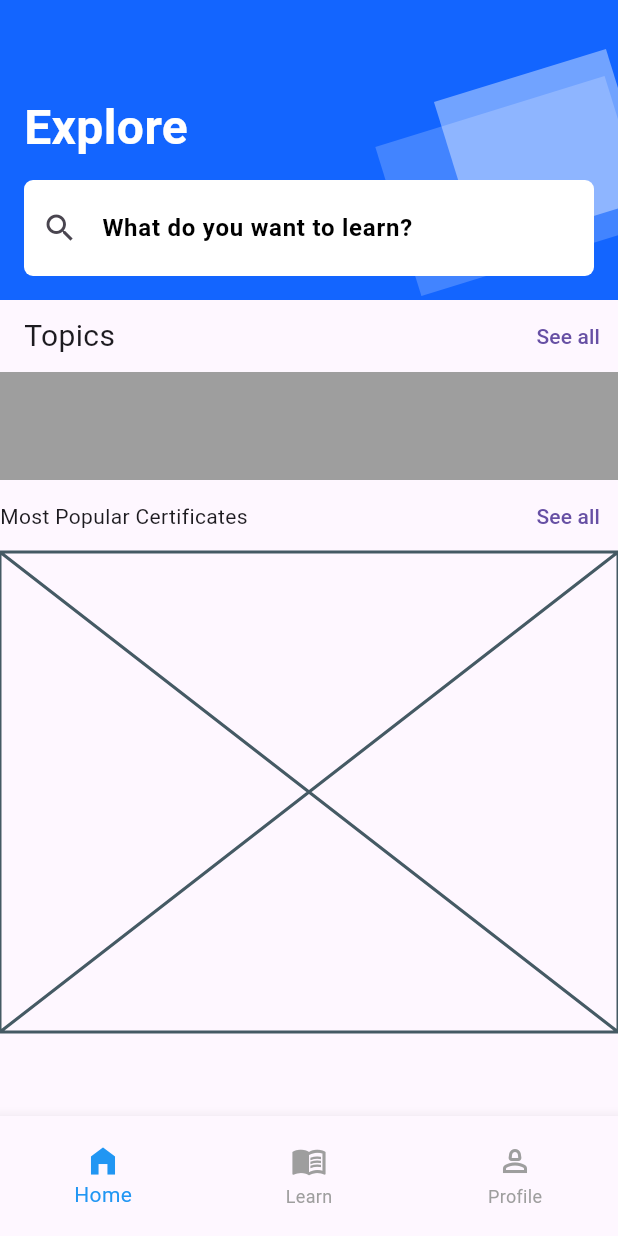
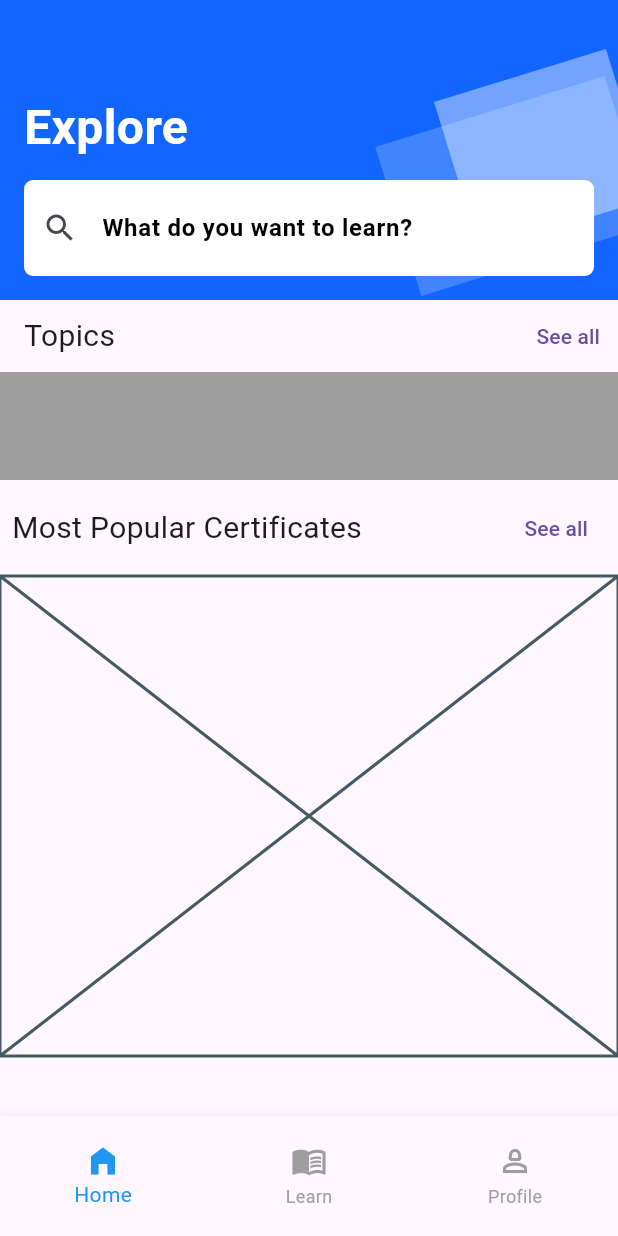
Before and after one commit to JAICHANGPARK/flutter_notebook_chapter_43, a Flutter app: the ELearningHomePage screen opened directly, on a phone screen of 412 x 824 dp. Run offline on Flutter 3.47's test engine with Material 3 defaults, Android fonts, the phone set to English and light mode, and no system bars.

Commit message:
Update e_learning_home_page.dart

```diff
--- a/lib/ep2151_e_learning_app/views/e_learning_home_page.dart
+++ b/lib/ep2151_e_learning_app/views/e_learning_home_page.dart
@@ -124,10 +124,17 @@ class _ELearningHomePageState extends State<ELearningHomePage> {
               color: Colors.grey,
             ),
           ),
-          Row(
+          Padding(
+            padding: const EdgeInsets.all(8.0),
+            child: Row(
               mainAxisAlignment: MainAxisAlignment.spaceBetween,
               children: [
-              Text("Most Popular Certificates"),
+                Text(
+                  "Most Popular Certificates",
+                  style: TextStyle(
+                    fontSize: 20,
+                  ),
+                ),
                 TextButton(
                   onPressed: () {},
                   child: Text(
@@ -135,6 +142,7 @@ class _ELearningHomePageState extends State<ELearningHomePage> {
                   ),
                 )
               ],
+            ),
           ),
           Container(
             height: 320,
```
Lines whose indentation alone changed are shown as unchanged.
